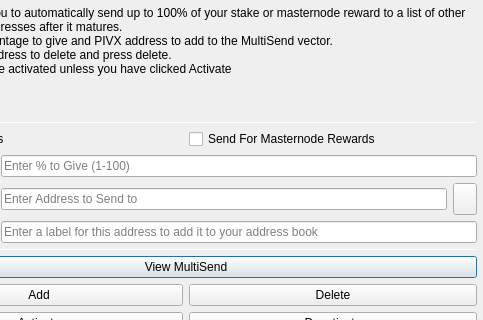
The window that src/qt/forms/multisenddialog.ui (phoenixkonsole/transcendence) describes before a commit, drawn with Qt 5; both pictures show x 111 to 594 and y 0 to 320 of the 594 by 526 pixel window.
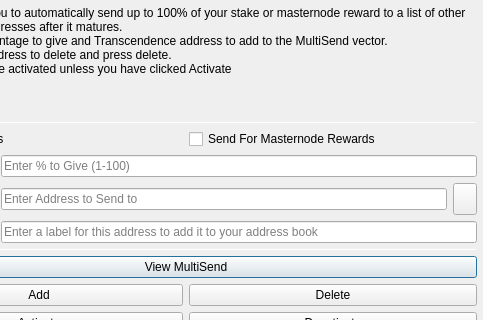
The same window after the commit. Icons and pictures are not drawn.

Diff of the .ui file:
```diff
--- a/src/qt/forms/multisenddialog.ui
+++ b/src/qt/forms/multisenddialog.ui
@@ -29,7 +29,7 @@
        </property>
        <property name="text">
         <string>MultiSend allows you to automatically send up to 100% of your stake or masternode reward to a list of other Transcendence addresses after it matures.
-To Add: enter percentage to give and PIVX address to add to the MultiSend vector.
+To Add: enter percentage to give and Transcendence address to add to the MultiSend vector.
 To Delete: Enter address to delete and press delete.
 MultiSend will not be activated unless you have clicked Activate</string>
        </property>
```
